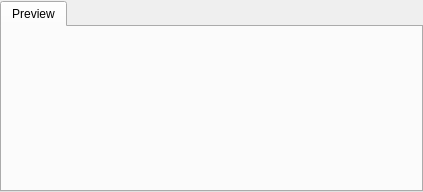
CasparCG/client, file src/Widgets/PreviewWidget.ui: the form before one commit.
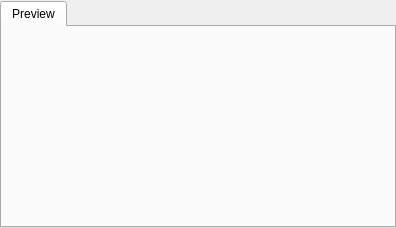
The form after the commit.

```diff
--- a/src/Widgets/PreviewWidget.ui
+++ b/src/Widgets/PreviewWidget.ui
@@ -6,8 +6,8 @@
    <rect>
     <x>0</x>
     <y>0</y>
-    <width>423</width>
-    <height>191</height>
+    <width>396</width>
+    <height>228</height>
    </rect>
   </property>
   <layout class="QVBoxLayout" name="verticalLayout_2">
```
Left out of the diff: 11 changed lines with no effect on the pictures.
